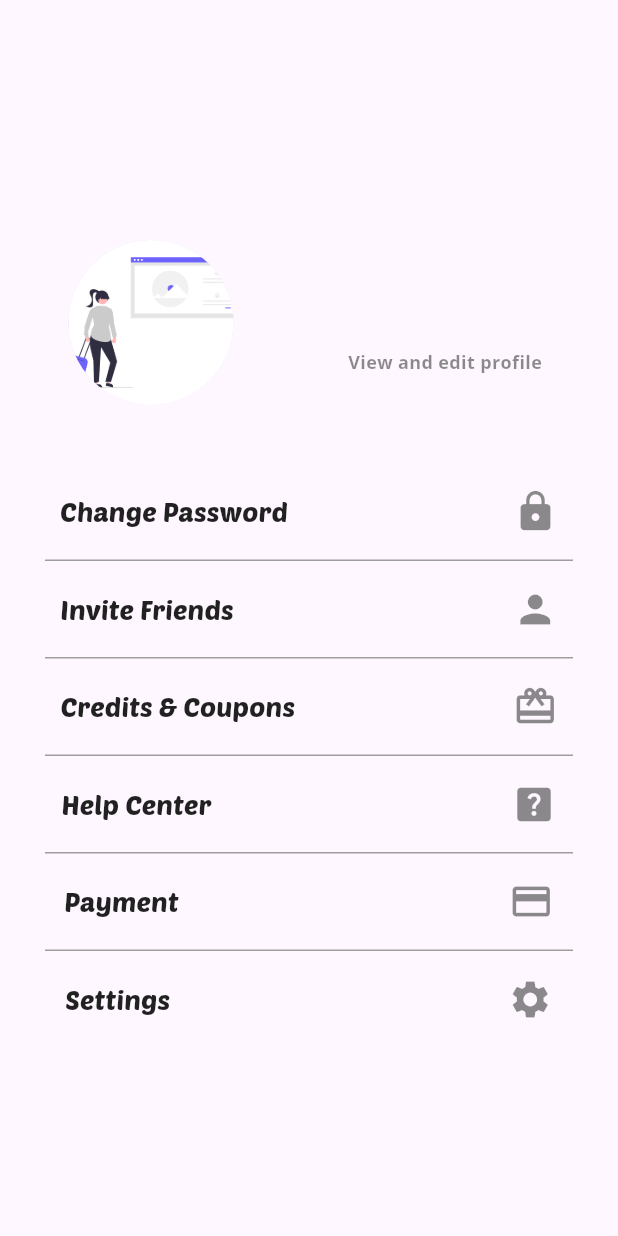
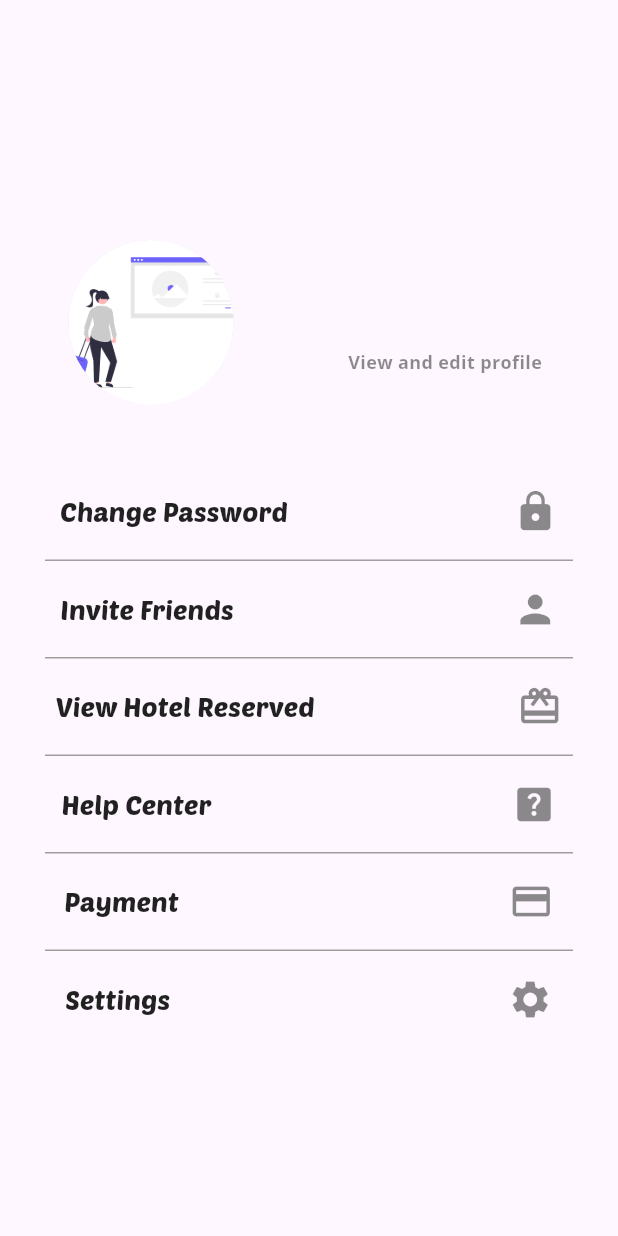
Before and after one commit to dgjay-sys/my_flutter_app, a Flutter app: the SettingProfile screen opened by its route, on a phone screen of 412 x 824 dp. Run offline on Flutter 3.47's test engine with Material 3 defaults, Android fonts, the phone set to English and light mode, and no system bars; our stand-ins replace carousel_slider, dio, get, get_storage, table_calendar; accounts and stored records are empty; network calls fail.

Commit message:
07/10/24 update

```diff
--- a/lib/controllers/user_register_controller.dart
+++ b/lib/controllers/user_register_controller.dart
@@ -1,7 +1,7 @@
 import 'package:flutter/material.dart';
 import 'package:get/get.dart';
 import 'package:hotel_project/services/app_services.dart';
-import 'package:hotel_project/services/data_storage.dart';
+//import 'package:hotel_project/services/data_storage.dart';
 
 class UserRegister extends GetxController {
   GlobalKey<FormState> registerFormKey = GlobalKey<FormState>();
@@ -19,7 +19,7 @@ class UserRegister extends GetxController {
   }
 
   Future<void> userRegister() async {
-    var response = await ApiServices().register(userNameController.text,
+    await ApiServices().register(userNameController.text,
         passWordController.text, lNameController.text, fNameController.text);
     Get.offAllNamed('/login');
   }
--- a/lib/main.dart
+++ b/lib/main.dart
@@ -17,7 +17,7 @@ class MyApp extends StatelessWidget {
     return GetMaterialApp(
       debugShowCheckedModeBanner: false,
       title: 'hotel reservation',
-      initialRoute: '/landing',
+      initialRoute: '/home',
       getPages: AppPages.list,
       // home: const HomePage(),
       // routes: {
--- /dev/null
+++ b/lib/models/hotel_reserve_model.dart
@@ -0,0 +1,95 @@
+// To parse this JSON data, do
+//
+//     final reserve = reserveFromJson(jsonString);
+
+import 'dart:convert';
+
+Reserve reserveFromJson(String str) => Reserve.fromJson(json.decode(str));
+
+String reserveToJson(Reserve data) => json.encode(data.toJson());
+
+class Reserve {
+  int? hotelId;
+  int? userId;
+  String? hotelName;
+  String? hotelTypeRoom;
+  DateTime? dateDepart;
+  DateTime? dateReturn;
+  int? totalPayment;
+  String? hotelDesc;
+  String? hotelEmail;
+  int? hotelStartingPrice;
+  DateTime? createdAt;
+  String? hotelRoomType;
+  String? hotelRoomDesc;
+  String? hotelPrice;
+  int? noRoom;
+  int? noAdult;
+  int? noChild;
+
+  Reserve({
+    this.hotelId,
+    this.userId,
+    this.hotelName,
+    this.hotelTypeRoom,
+    this.dateDepart,
+    this.dateReturn,
+    this.totalPayment,
+    this.hotelDesc,
+    this.hotelEmail,
+    this.hotelStartingPrice,
+    this.createdAt,
+    this.hotelRoomType,
+    this.hotelRoomDesc,
+    this.hotelPrice,
+    this.noRoom,
+    this.noAdult,
+    this.noChild,
+  });
+
+  factory Reserve.fromJson(Map<String, dynamic> json) => Reserve(
+        hotelId: json["hotel_id"],
+        userId: json["user_id"],
+        hotelName: json["hotel_name"],
+        hotelTypeRoom: json["hotel_type_room"],
+        dateDepart: json["date_depart"] == null
+            ? null
+            : DateTime.parse(json["date_depart"]),
+        dateReturn: json["date_return"] == null
+            ? null
+            : DateTime.parse(json["date_return"]),
+        totalPayment: json["total_payment"],
+        hotelDesc: json["hotel_desc"],
+        hotelEmail: json["hotel_email"],
+        hotelStartingPrice: json["hotel_starting_price"],
+        createdAt: json["created_at"] == null
+            ? null
+            : DateTime.parse(json["created_at"]),
+        hotelRoomType: json["hotel_room_type"],
+        hotelRoomDesc: json["hotel_room_desc"],
+        hotelPrice: json["hotel_price"],
+        noRoom: json["no_room"],
+        noAdult: json["no_adult"],
+        noChild: json["no_child"],
+      );
+
+  Map<String, dynamic> toJson() => {
+        "hotel_id": hotelId,
+        "user_id": userId,
+        "hotel_name": hotelName,
+        "hotel_type_room": hotelTypeRoom,
+        "date_depart": dateDepart?.toIso8601String(),
+        "date_return": dateReturn?.toIso8601String(),
+        "total_payment": totalPayment,
+        "hotel_desc": hotelDesc,
+        "hotel_email": hotelEmail,
+        "hotel_starting_price": hotelStartingPrice,
+        "created_at": createdAt?.toIso8601String(),
+        "hotel_room_type": hotelRoomType,
+        "hotel_room_desc": hotelRoomDesc,
+        "hotel_price": hotelPrice,
+        "no_room": noRoom,
+        "no_adult": noAdult,
+        "no_child": noChild,
+      };
+}
--- a/lib/routes/app_pages.dart
+++ b/lib/routes/app_pages.dart
@@ -4,7 +4,8 @@ import 'package:hotel_project/routes/routes.dart';
 
 import 'package:hotel_project/views/components/book_hotel.dart';
 import 'package:hotel_project/views/components/view_hotel.dart';
-import 'package:hotel_project/views/forgot_password.dart';
+import 'package:hotel_project/views/components/view_hotel_reserve.dart';
+//import 'package:hotel_project/views/forgot_password.dart';
 import 'package:hotel_project/views/get_started.dart';
 import 'package:hotel_project/views/home_page_view.dart';
 import 'package:hotel_project/views/landing_page_view.dart';
@@ -51,5 +52,6 @@ class AppPages {
             )),
     GetPage(name: Routes.bookhotel, page: () => const BookHotel()),
     GetPage(name: Routes.hotelroom, page: () => const TypeOfRoom()),
+    GetPage(name: Routes.toreserve, page: () => const ViewHotelReserve()),
   ];
 }
--- a/lib/routes/routes.dart
+++ b/lib/routes/routes.dart
@@ -9,4 +9,5 @@ class Routes {
   static const String viewhotel = "/viewhotel";
   static const String bookhotel = "/bookhotel";
   static const String hotelroom = "/hotelroom";
+  static const String toreserve = "/toreserve";
 }
--- a/lib/views/setting_profile.dart
+++ b/lib/views/setting_profile.dart
@@ -1,5 +1,6 @@
 import 'package:flutter/material.dart';
 import 'package:get/get.dart';
+import 'package:hotel_project/controllers/hotel_controller.dart';
 
 import '../services/stored_data.dart';
 
@@ -8,6 +9,7 @@ class SettingProfile extends StatelessWidget {
 
   @override
   Widget build(BuildContext context) {
+    HotelController hotelController = Get.put(HotelController());
     return Scaffold(
       body: Column(
         children: [
@@ -129,7 +131,8 @@ class SettingProfile extends StatelessWidget {
           SizedBox(
             width: 500,
             child: TextButton(
-              onPressed: () {},
+              onPressed: () => hotelController
+                  .showHotelReserved(int.parse(dataStored.read('userid'))),
               style: TextButton.styleFrom(
                   padding: const EdgeInsets.all(16.0),
                   shape: const RoundedRectangleBorder(
@@ -138,14 +141,14 @@ class SettingProfile extends StatelessWidget {
                 mainAxisSize: MainAxisSize.min,
                 children: [
                   Text(
-                    'Credits & Coupons',
+                    'View Hotel Reserved',
                     style: TextStyle(
                         color: Colors.black87,
                         fontFamily: 'PoestenOne',
                         fontSize: 18.0 // Text color
                         ),
                   ),
-                  SizedBox(width: 145.0), // Spacing between text and icon
+                  SizedBox(width: 135.0), // Spacing between text and icon
                   Icon(
                     Icons.card_giftcard,
                     color: Colors.black45,
--- a/lib/views/user_info_updates.dart
+++ b/lib/views/user_info_updates.dart
@@ -1,7 +1,7 @@
 import 'package:flutter/material.dart';
 import 'package:get/get.dart';
 import 'package:hotel_project/controllers/user_controller.dart';
-import 'package:hotel_project/services/data_storage.dart';
+//import 'package:hotel_project/services/data_storage.dart';
 import '../services/stored_data.dart';
 
 class UserInformation extends StatelessWidget {
```
Also changed, not shown: lib/controllers/hotel_controller.dart (+11 -3 lines), lib/services/app_services.dart (+21 -1 lines), lib/views/components/book_hotel.dart (+8 -2 lines), lib/views/components/view_hotel_reserve.dart (added, +169 -0 lines), lib/views/home_page_view.dart (+5 -4 lines).
